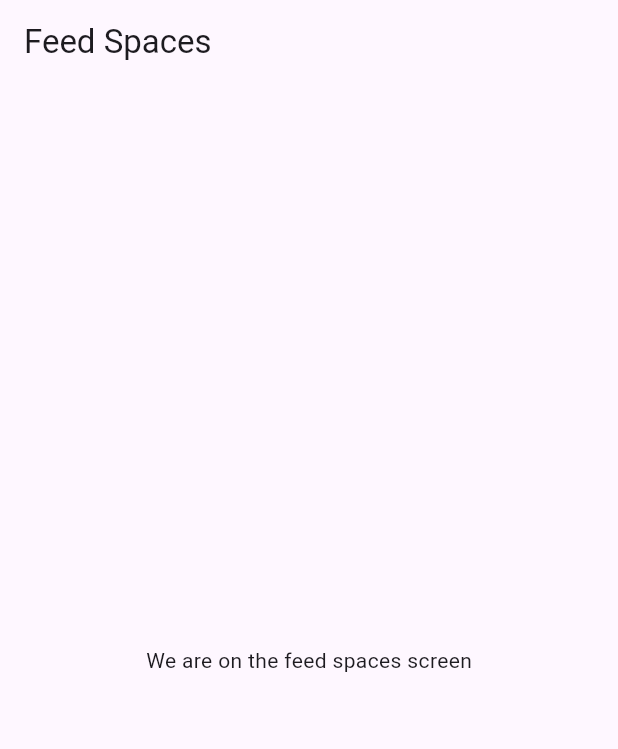
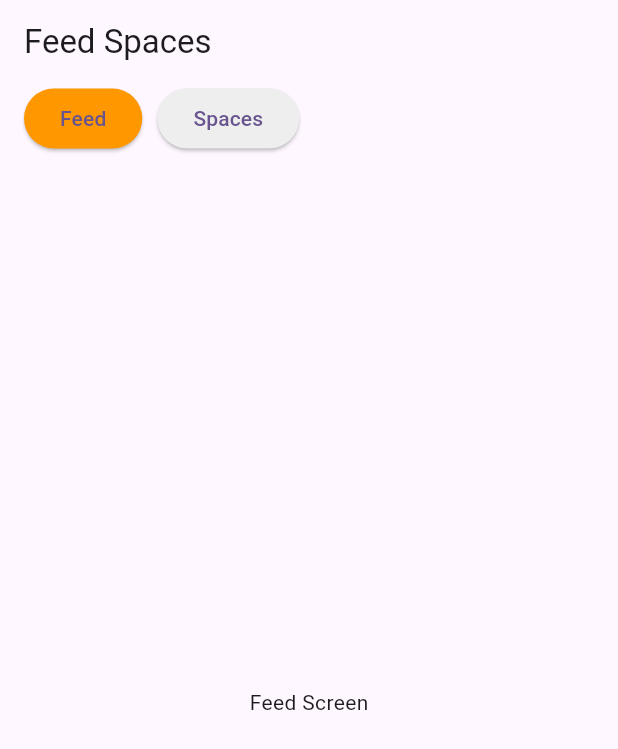
Before and after one commit to Durgesh9M/feed-spaces, a Flutter app: the screen it shows after launch, on a phone screen of 412 x 824 dp. Shown: the top 749 px of the screen. Run offline on Flutter 3.47's test engine with Material 3 defaults, Android fonts, the phone set to English and light mode, and no system bars; our stand-ins replace bloc, flutter_bloc.

Commit message:
add feeds and spaces tab (bloc)

```diff
--- a/lib/features/feed_spaces/bloc/feed_spaces_bloc.dart
+++ b/lib/features/feed_spaces/bloc/feed_spaces_bloc.dart
@@ -1,13 +1,23 @@
 import 'package:bloc/bloc.dart';
-import 'package:meta/meta.dart';
+import 'package:flutter/material.dart';
 
 part 'feed_spaces_event.dart';
 part 'feed_spaces_state.dart';
 
 class FeedSpacesBloc extends Bloc<FeedSpacesEvent, FeedSpacesState> {
+  int selectedTabIndex = 0;
+
   FeedSpacesBloc() : super(FeedSpacesInitial()) {
-    on<FeedSpacesEvent>((event, emit) {
-      // TODO: implement event handler
-    });
+    on<TabChangeEvent>(tabChangeEvent);
+  }
+
+  Future<void> tabChangeEvent(
+      TabChangeEvent event, Emitter<FeedSpacesState> emit) async {
+    try {
+      selectedTabIndex = event.index;
+      emit(TabSelectedIndex(currentIndex: selectedTabIndex));
+    } on Exception catch (e) {
+      print(e);
+    }
   }
 }
--- a/lib/features/feed_spaces/bloc/feed_spaces_event.dart
+++ b/lib/features/feed_spaces/bloc/feed_spaces_event.dart
@@ -2,3 +2,10 @@ part of 'feed_spaces_bloc.dart';
 
 @immutable
 sealed class FeedSpacesEvent {}
+
+class TabChangeEvent extends FeedSpacesEvent {
+  final int index;
+
+  TabChangeEvent({required this.index});
+
+}
--- a/lib/features/feed_spaces/bloc/feed_spaces_state.dart
+++ b/lib/features/feed_spaces/bloc/feed_spaces_state.dart
@@ -4,3 +4,9 @@ part of 'feed_spaces_bloc.dart';
 sealed class FeedSpacesState {}
 
 final class FeedSpacesInitial extends FeedSpacesState {}
+
+class TabSelectedIndex extends FeedSpacesState {
+  final int currentIndex;
+
+  TabSelectedIndex({required this.currentIndex});
+}
--- a/lib/features/feed_spaces/ui/feed_spaces_screen.dart
+++ b/lib/features/feed_spaces/ui/feed_spaces_screen.dart
@@ -1,4 +1,8 @@
+import 'package:feed_spaces/features/feed_spaces/bloc/feed_spaces_bloc.dart';
+import 'package:feed_spaces/features/feed_spaces/ui/widgets/feed_screen.dart';
+import 'package:feed_spaces/features/feed_spaces/ui/widgets/spaces_screen.dart';
 import 'package:flutter/material.dart';
+import 'package:flutter_bloc/flutter_bloc.dart';
 
 class FeedSpacesScreen extends StatefulWidget {
   const FeedSpacesScreen({super.key});
@@ -8,14 +12,69 @@ class FeedSpacesScreen extends StatefulWidget {
 }
 
 class _FeedSpacesScreenState extends State<FeedSpacesScreen> {
+  final FeedSpacesBloc feedSpacesBloc = FeedSpacesBloc();
+
   @override
   Widget build(BuildContext context) {
     return Scaffold(
       appBar: AppBar(
         title: Text('Feed Spaces'),
       ),
-      body: Center(
-        child: Text('We are on the feed spaces screen'),
+      body: Padding(
+        padding: const EdgeInsets.symmetric(horizontal: 16.0),
+        child: Column(
+          children: [
+            BlocBuilder<FeedSpacesBloc, FeedSpacesState>(
+              bloc: feedSpacesBloc,
+              builder: (context, state) {
+                return Row(
+                  children: [
+                    Tab(
+                      child: ElevatedButton(
+                          style: ButtonStyle(
+                              backgroundColor: WidgetStatePropertyAll(
+                                  feedSpacesBloc.selectedTabIndex == 0
+                                      ? Colors.orange
+                                      : Colors.grey.shade200)),
+                          onPressed: () {
+                            feedSpacesBloc.add(TabChangeEvent(index: 0));
+                          },
+                          child: Text('Feed')),
+                    ),
+                    SizedBox(
+                      width: 10,
+                    ),
+                    Tab(
+                      child: ElevatedButton(
+                        style: ButtonStyle(
+                            backgroundColor: WidgetStatePropertyAll(
+                                feedSpacesBloc.selectedTabIndex == 1
+                                    ? Colors.orange
+                                    : Colors.grey.shade200)),
+                        onPressed: () {
+                          feedSpacesBloc.add(TabChangeEvent(index: 1));
+                        },
+                        child: Text('Spaces'),
+                      ),
+                    ),
+                  ],
+                );
+              },
+            ),
+            SizedBox(
+              height: 10,
+            ),
+            BlocBuilder<FeedSpacesBloc, FeedSpacesState>(
+              bloc: feedSpacesBloc,
+              builder: (context, state) {
+                return Expanded(
+                    child: feedSpacesBloc.selectedTabIndex == 0
+                        ? FeedScreen()
+                        : SpacesScreen());
+              },
+            ),
+          ],
+        ),
       ),
     );
   }
--- /dev/null
+++ b/lib/features/feed_spaces/ui/widgets/feed_screen.dart
@@ -0,0 +1,19 @@
+import 'package:flutter/material.dart';
+
+class FeedScreen extends StatefulWidget {
+  const FeedScreen({super.key});
+
+  @override
+  State<FeedScreen> createState() => _FeedScreenState();
+}
+
+class _FeedScreenState extends State<FeedScreen> {
+  @override
+  Widget build(BuildContext context) {
+    return Container(
+      child: Center(
+        child: Text('Feed Screen'),
+      ),
+    );
+  }
+}
--- /dev/null
+++ b/lib/features/feed_spaces/ui/widgets/spaces_screen.dart
@@ -0,0 +1,17 @@
+import 'package:flutter/material.dart';
+
+class SpacesScreen extends StatefulWidget {
+  const SpacesScreen({super.key});
+
+  @override
+  State<SpacesScreen> createState() => _SpacesScreenState();
+}
+
+class _SpacesScreenState extends State<SpacesScreen> {
+  @override
+  Widget build(BuildContext context) {
+    return Center(
+      child: Text('Spaces screen '),
+    );
+  }
+}
```
